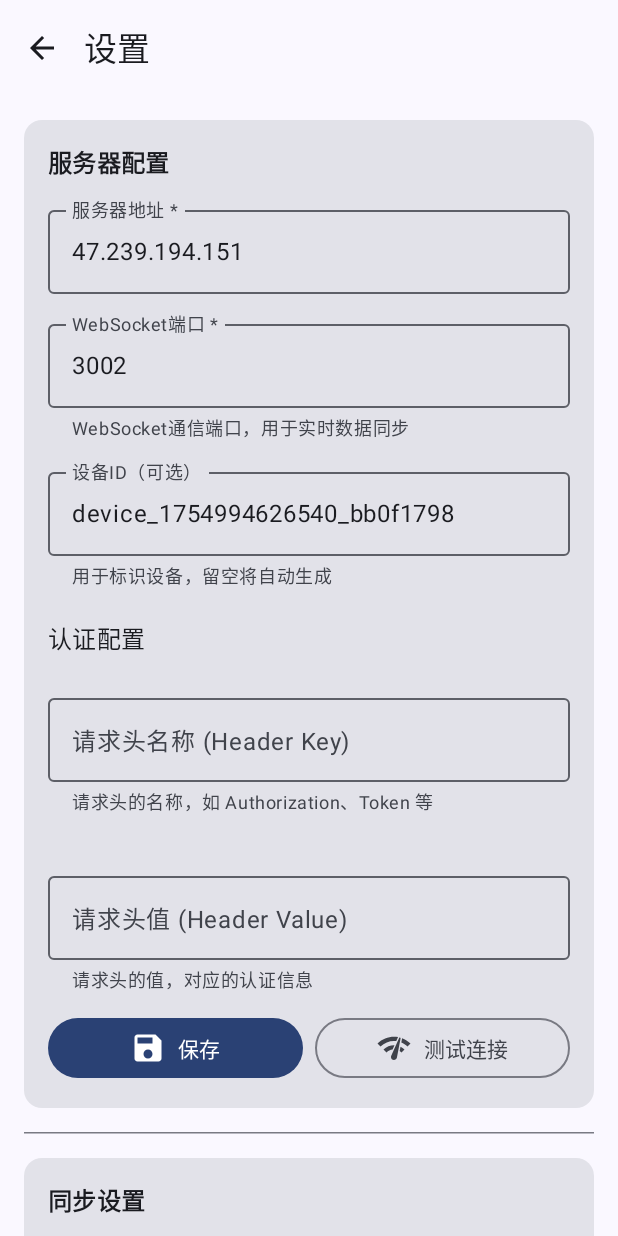
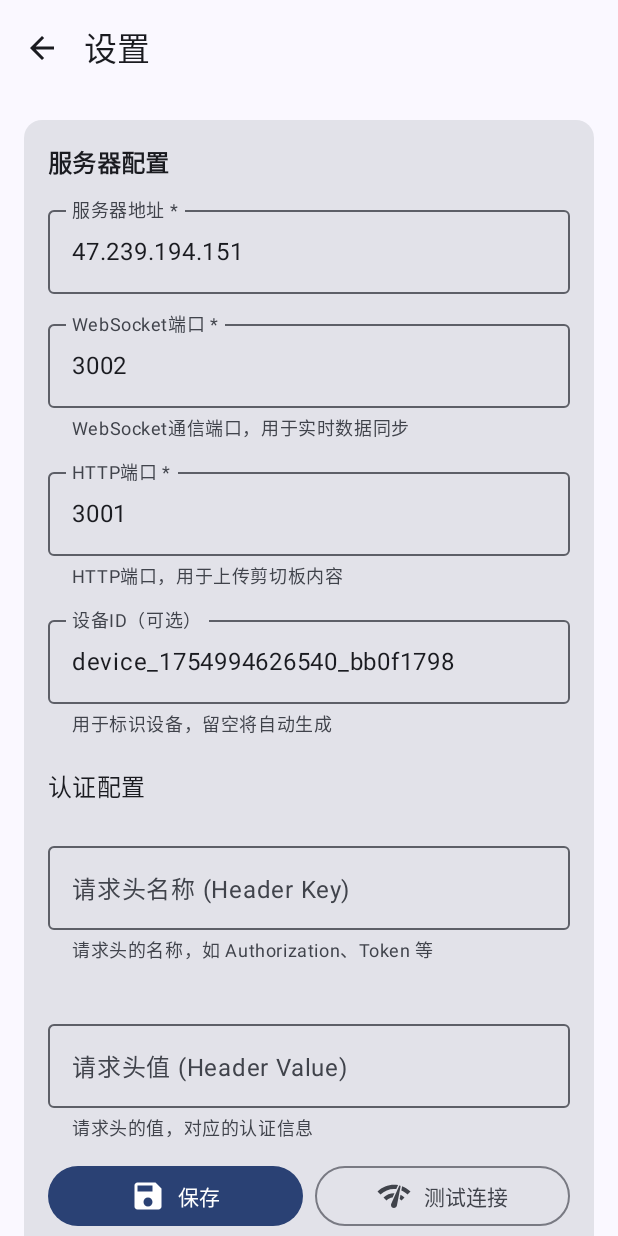
Before and after one commit to SuYvHan/Share-clipboard, an Android app built with Jetpack Compose: the SettingsScreen screen opened through its navigation route, after a tap on "保存", on a phone screen of 412 x 824 dp. Run offline under Robolectric (Android 15) with nearby library versions, the phone set to English and light mode, and no system bars; our stand-ins replace Dagger/Hilt's generated code.

Commit message:
修复了重复连接问题

```diff
--- a/app/src/main/java/com/clipboardsync/app/data/local/ConfigManager.kt
+++ b/app/src/main/java/com/clipboardsync/app/data/local/ConfigManager.kt
@@ -29,6 +29,7 @@ class ConfigManager @Inject constructor(
     companion object {
         private val SERVER_HOST = stringPreferencesKey("server_host")
         private val WEBSOCKET_PORT = intPreferencesKey("websocket_port")
+        private val HTTP_PORT = intPreferencesKey("http_port")
         private val DEVICE_ID = stringPreferencesKey("device_id")
         private val AUTO_SYNC = booleanPreferencesKey("auto_sync")
         private val SYNC_IMAGES = booleanPreferencesKey("sync_images")
@@ -51,6 +52,7 @@ class ConfigManager @Inject constructor(
         AppConfig(
             serverHost = preferences[SERVER_HOST] ?: "47.239.194.151",
             websocketPort = preferences[WEBSOCKET_PORT] ?: 3002,
+            httpPort = preferences[HTTP_PORT] ?: 3001,
             deviceId = deviceId,
             autoSync = preferences[AUTO_SYNC] ?: true,
             syncImages = preferences[SYNC_IMAGES] ?: true,
@@ -68,8 +70,8 @@ class ConfigManager @Inject constructor(
     suspend fun updateConfig(config: AppConfig) {
         dataStore.edit { preferences ->
             preferences[SERVER_HOST] = config.serverHost
-
             preferences[WEBSOCKET_PORT] = config.websocketPort
+            preferences[HTTP_PORT] = config.httpPort
             preferences[DEVICE_ID] = config.deviceId.ifEmpty { generateDeviceId() }
             preferences[AUTO_SYNC] = config.autoSync
             preferences[SYNC_IMAGES] = config.syncImages
@@ -84,11 +86,12 @@ class ConfigManager @Inject constructor(
         }
     }
 
-    suspend fun updateServerConfig(host: String, websocketPort: Int, deviceId: String = "", authKey: String = "", authValue: String = "") {
-        Log.d(tag, "Saving to DataStore - deviceId: '$deviceId', authKey: '$authKey', authValue: '$authValue'")
+    suspend fun updateServerConfig(host: String, websocketPort: Int, httpPort: Int = 3001, deviceId: String = "", authKey: String = "", authValue: String = "") {
+        Log.d(tag, "Saving to DataStore - deviceId: '$deviceId', authKey: '$authKey', authValue: '$authValue', httpPort: $httpPort")
         dataStore.edit { preferences ->
             preferences[SERVER_HOST] = host
             preferences[WEBSOCKET_PORT] = websocketPort
+            preferences[HTTP_PORT] = httpPort
             // 如果设备ID为空，生成一个新的；否则使用提供的ID
             val finalDeviceId = if (deviceId.isBlank()) {
                 // 检查是否已经有设备ID，如果没有则生成新的
--- a/app/src/main/java/com/clipboardsync/app/data/repository/ConfigRepositoryImpl.kt
+++ b/app/src/main/java/com/clipboardsync/app/data/repository/ConfigRepositoryImpl.kt
@@ -18,8 +18,8 @@ class ConfigRepositoryImpl @Inject constructor(
         configManager.updateConfig(config)
     }
 
-    override suspend fun updateServerConfig(host: String, websocketPort: Int, deviceId: String, authKey: String, authValue: String) {
-        configManager.updateServerConfig(host, websocketPort, deviceId, authKey, authValue)
+    override suspend fun updateServerConfig(host: String, websocketPort: Int, httpPort: Int, deviceId: String, authKey: String, authValue: String) {
+        configManager.updateServerConfig(host, websocketPort, httpPort, deviceId, authKey, authValue)
     }
 
     override suspend fun updateDeviceId(deviceId: String) {
--- a/app/src/main/java/com/clipboardsync/app/domain/model/AppConfig.kt
+++ b/app/src/main/java/com/clipboardsync/app/domain/model/AppConfig.kt
@@ -6,6 +6,7 @@ import kotlinx.serialization.Serializable
 data class AppConfig(
     val serverHost: String = "",
     val websocketPort: Int = 3002,
+    val httpPort: Int = 3001,
     val deviceId: String = "",
     val autoSync: Boolean = true,
     val syncImages: Boolean = true,
@@ -23,6 +24,13 @@ data class AppConfig(
             "wss://$serverHost:$websocketPort/"
         } else {
             "ws://$serverHost:$websocketPort/"
+        }
+
+    val httpUrl: String
+        get() = if (useSecureConnection) {
+            "https://$serverHost:$httpPort"
+        } else {
+            "http://$serverHost:$httpPort"
         }
 
     val websocketUrlWithAuth: String
--- a/app/src/main/java/com/clipboardsync/app/domain/repository/ConfigRepository.kt
+++ b/app/src/main/java/com/clipboardsync/app/domain/repository/ConfigRepository.kt
@@ -6,7 +6,7 @@ import kotlinx.coroutines.flow.Flow
 interface ConfigRepository {
     fun getConfig(): Flow<AppConfig>
     suspend fun updateConfig(config: AppConfig)
-    suspend fun updateServerConfig(host: String, websocketPort: Int, deviceId: String = "", authKey: String = "", authValue: String = "")
+    suspend fun updateServerConfig(host: String, websocketPort: Int, httpPort: Int = 3001, deviceId: String = "", authKey: String = "", authValue: String = "")
     suspend fun updateDeviceId(deviceId: String)
     suspend fun updateSyncSettings(autoSync: Boolean, syncImages: Boolean, syncFiles: Boolean)
 }
--- a/app/src/main/java/com/clipboardsync/app/ui/settings/SettingsScreen.kt
+++ b/app/src/main/java/com/clipboardsync/app/ui/settings/SettingsScreen.kt
@@ -54,6 +54,7 @@ fun SettingsScreen(
                 uiState = uiState,
                 onServerHostChange = viewModel::updateServerHost,
                 onWebSocketPortChange = viewModel::updateWebSocketPort,
+                onHttpPortChange = viewModel::updateHttpPort,
                 onDeviceIdChange = viewModel::updateDeviceId,
                 onAuthKeyChange = viewModel::updateAuthKey,
                 onAuthValueChange = viewModel::updateAuthValue,
@@ -126,6 +127,7 @@ private fun ServerConfigSection(
     uiState: SettingsUiState,
     onServerHostChange: (String) -> Unit,
     onWebSocketPortChange: (String) -> Unit,
+    onHttpPortChange: (String) -> Unit,
     onDeviceIdChange: (String) -> Unit,
     onAuthKeyChange: (String) -> Unit,
     onAuthValueChange: (String) -> Unit,
@@ -167,6 +169,21 @@ private fun ServerConfigSection(
                     { Text("必填字段", color = MaterialTheme.colorScheme.error) }
                 } else {
                     { Text("WebSocket通信端口，用于实时数据同步") }
+                }
+            )
+
+            // HTTP端口配置
+            OutlinedTextField(
+                value = uiState.httpPort,
+                onValueChange = onHttpPortChange,
+                label = { Text("HTTP端口 *") },
+                placeholder = { Text("3001") },
+                modifier = Modifier.fillMaxWidth(),
+                isError = uiState.httpPort.toIntOrNull() == null || uiState.httpPort.isBlank(),
+                supportingText = if (uiState.httpPort.toIntOrNull() == null || uiState.httpPort.isBlank()) {
+                    { Text("必填字段", color = MaterialTheme.colorScheme.error) }
+                } else {
+                    { Text("HTTP端口，用于上传剪切板内容") }
                 }
             )
 
--- a/app/src/main/java/com/clipboardsync/app/ui/settings/SettingsViewModel.kt
+++ b/app/src/main/java/com/clipboardsync/app/ui/settings/SettingsViewModel.kt
@@ -41,6 +41,10 @@ class SettingsViewModel @Inject constructor(
 
     fun updateWebSocketPort(port: String) {
         _uiState.update { it.copy(websocketPort = port) }
+    }
+
+    fun updateHttpPort(port: String) {
+        _uiState.update { it.copy(httpPort = port) }
     }
 
     fun updateDeviceId(deviceId: String) {
@@ -145,10 +149,17 @@ class SettingsViewModel @Inject constructor(
                     return@launch
                 }
 
+                val httpPort = state.httpPort.toIntOrNull()
+                if (httpPort == null || httpPort <= 0 || httpPort > 65535) {
+                    _uiState.update { it.copy(error = "HTTP端口必须是1-65535之间的数字") }
+                    return@launch
+                }
+
                 // 保存所有服务器配置（包括认证信息）
                 configRepository.updateServerConfig(
                     host = state.serverHost.trim(),
                     websocketPort = websocketPort,
+                    httpPort = httpPort,
                     deviceId = state.deviceId.trim(),
                     authKey = state.authKey.trim(),
                     authValue = state.authValue.trim()
@@ -163,8 +174,8 @@ class SettingsViewModel @Inject constructor(
                 // 测试当前配置
                 testCurrentConfig()
 
-                // 配置保存成功后，尝试连接WebSocket
-                tryConnectWebSocket()
+                // 配置保存成功后，先断开现有连接，再重新连接
+                reconnectWebSocket()
             } catch (e: Exception) {
                 Log.e(tag, "Failed to save config", e)
                 _uiState.update { it.copy(error = "保存失败: ${e.message}") }
@@ -236,11 +247,12 @@ class SettingsViewModel @Inject constructor(
     }
 
     fun updateUiFromConfig(currentConfig: AppConfig) {
-        Log.d(tag, "Updating UI from config - deviceId: '${currentConfig.deviceId}', authKey: '${currentConfig.authKey}', authValue: '${currentConfig.authValue}'")
+        Log.d(tag, "Updating UI from config - deviceId: '${currentConfig.deviceId}', authKey: '${currentConfig.authKey}', authValue: '${currentConfig.authValue}', httpPort: ${currentConfig.httpPort}")
         _uiState.update {
             it.copy(
                 serverHost = currentConfig.serverHost,
                 websocketPort = currentConfig.websocketPort.toString(),
+                httpPort = currentConfig.httpPort.toString(),
                 deviceId = currentConfig.deviceId,
                 authKey = currentConfig.authKey,
                 authValue = currentConfig.authValue
@@ -271,6 +283,27 @@ class SettingsViewModel @Inject constructor(
         }
     }
 
+    private fun reconnectWebSocket() {
+        viewModelScope.launch {
+            try {
+                val currentConfig = config.value
+                Log.d(tag, "Settings requesting WebSocket reconnect with new config:")
+                Log.d(tag, "  - Auth URL: ${currentConfig.websocketUrlWithAuth}")
+                Log.d(tag, "  - DeviceId: '${currentConfig.deviceId}'")
+                Log.d(tag, "  - AuthKey: '${currentConfig.authKey}'")
+                Log.d(tag, "  - AuthValue: '${currentConfig.authValue}'")
+
+                // 强制断开并重连，确保使用新配置
+                webSocketClient.disconnect()
+                kotlinx.coroutines.delay(1000) // 等待更长时间确保完全断开
+                webSocketClient.connect(currentConfig)
+            } catch (e: Exception) {
+                Log.e(tag, "Failed to reconnect WebSocket", e)
+                _uiState.update { it.copy(error = "重连失败: ${e.message}") }
+            }
+        }
+    }
+
     // 添加一个测试方法来验证配置
     fun testCurrentConfig() {
         viewModelScope.launch {
@@ -278,11 +311,13 @@ class SettingsViewModel @Inject constructor(
             Log.i(tag, "=== Current Config Test ===")
             Log.i(tag, "ServerHost: '${currentConfig.serverHost}'")
             Log.i(tag, "WebSocketPort: ${currentConfig.websocketPort}")
+            Log.i(tag, "HttpPort: ${currentConfig.httpPort}")
             Log.i(tag, "DeviceId: '${currentConfig.deviceId}'")
             Log.i(tag, "AuthKey: '${currentConfig.authKey}'")
             Log.i(tag, "AuthValue: '${currentConfig.authValue}'")
             Log.i(tag, "WebSocketUrl: '${currentConfig.websocketUrl}'")
             Log.i(tag, "WebSocketUrlWithAuth: '${currentConfig.websocketUrlWithAuth}'")
+            Log.i(tag, "HttpUrl: '${currentConfig.httpUrl}'")
             Log.i(tag, "=== End Config Test ===")
         }
     }
@@ -294,6 +329,7 @@ data class SettingsUiState(
     val error: String? = null,
     val serverHost: String = "47.239.194.151",
     val websocketPort: String = "3002",
+    val httpPort: String = "3001",
     val deviceId: String = "",
     val authKey: String = "",
     val authValue: String = ""
```
Also changed, not shown: app/src/main/java/com/clipboardsync/app/network/websocket/WebSocketClient.kt (+34 -1 lines), app/src/main/java/com/clipboardsync/app/service/clipboard/ClipboardSyncService.kt (+18 -2 lines).
